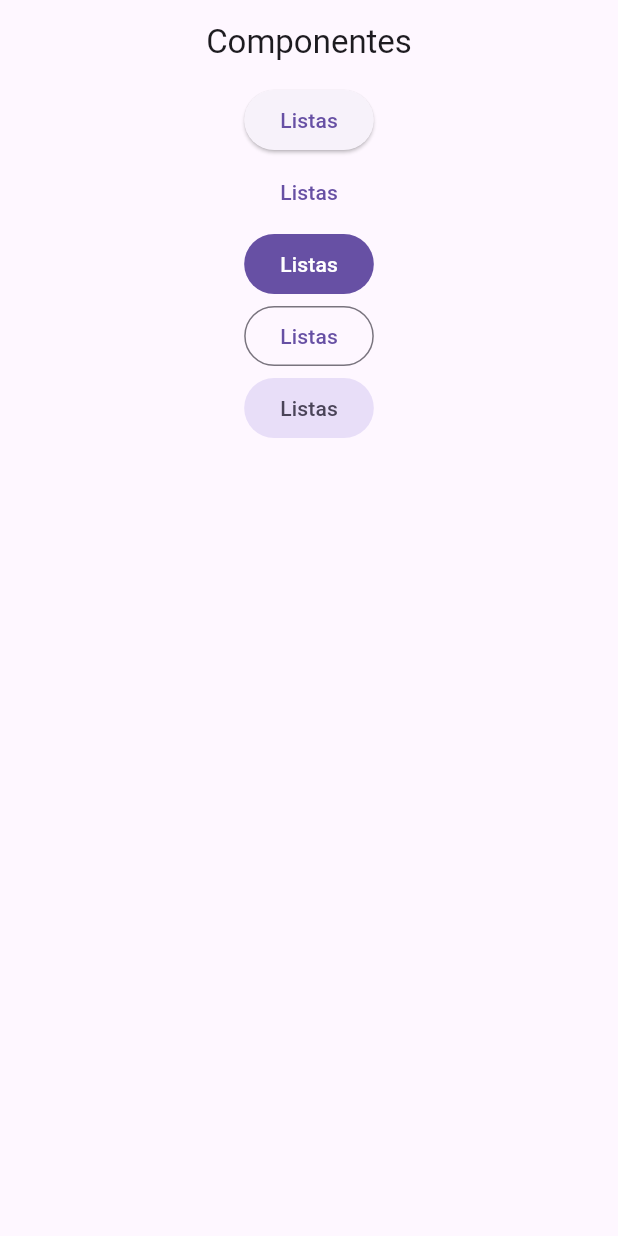
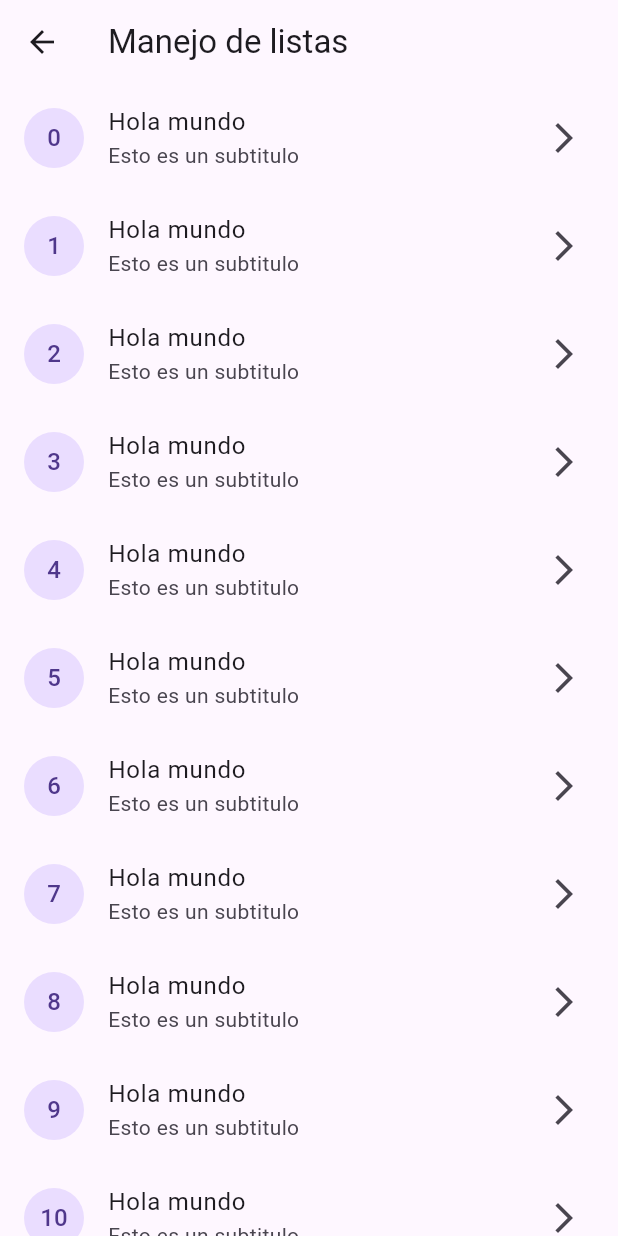
Before and after one commit to jalvarenga-unah/IS-912-II-PAC-2023, a Flutter app: the screen it shows after launch, after a tap on "Listas", on a phone screen of 412 x 824 dp. Run offline on Flutter 3.47's test engine with Material 2 defaults, Android fonts, the phone set to English and light mode, and no system bars.

Commit message:
trabajando en el app de componentes

```diff
--- a/proyectos-flutter/componentes/lib/home_page.dart
+++ b/proyectos-flutter/componentes/lib/home_page.dart
@@ -14,26 +14,41 @@ class HomePage extends StatelessWidget {
         width: double.infinity,
         child: Column(
           crossAxisAlignment: CrossAxisAlignment.center,
+          // mainAxisAlignment: MainAxisAlignment.spaceBetween,
           children: [
             ElevatedButton(
-              onPressed: () {},
+              onPressed: () {
+                //llamar a la ruta
+                Navigator.pushNamed(context, '/listas');
+              },
               child: Text('Listas'),
+            ),
+            ElevatedButton(
+              onPressed: () {
+                //llamar a la ruta
+                Navigator.pushNamed(context, '/listas-constructor');
+              },
+              child: Text('Listas con constructor'),
             ),
             TextButton(
               onPressed: () {},
-              child: Text('Listas'),
+              child: Text('Imagenes'),
+            ),
+            TextButton(
+              onPressed: () {},
+              child: Text('Imagenes'),
             ),
             FilledButton(
               onPressed: () {},
-              child: Text('Listas'),
+              child: Text('Inputs'),
             ),
             OutlinedButton(
               onPressed: () {},
-              child: Text('Listas'),
+              child: Text('Peticiones'),
             ),
             FilledButton.tonal(
               onPressed: () {},
-              child: Text('Listas'),
+              child: Text('Manejo de estado'),
             ),
           ],
         ),
--- /dev/null
+++ b/proyectos-flutter/componentes/lib/listas_page.dart
@@ -0,0 +1,33 @@
+import 'package:flutter/material.dart';
+
+class ListasPage extends StatelessWidget {
+  const ListasPage({super.key});
+
+  @override
+  Widget build(BuildContext context) {
+    return Scaffold(
+      appBar: AppBar(
+        title: const Text('Manejo de listas'),
+      ),
+      body: ListView(
+        children: getItems(),
+      ),
+    );
+  }
+
+  List<Widget> getItems() {
+    final List<Widget> items = [];
+
+    for (int i = 0; i < 20; i++) {
+      items.add(ListTile(
+        title: const Text('Hola mundo'),
+        subtitle: const Text('Esto es un subtitulo'),
+        leading: CircleAvatar(child: Text('$i')),
+        trailing: const Icon(Icons.arrow_forward_ios),
+        onTap: () {},
+      ));
+    }
+
+    return items;
+  }
+}
--- a/proyectos-flutter/componentes/lib/main.dart
+++ b/proyectos-flutter/componentes/lib/main.dart
@@ -1,4 +1,6 @@
 import 'package:componentes/home_page.dart';
+import 'package:componentes/listas_page.dart';
+import 'package:componentes/listas_page_constructor.dart';
 import 'package:flutter/material.dart';
 
 void main() => runApp(const MyApp());
@@ -11,7 +13,13 @@ class MyApp extends StatelessWidget {
     return MaterialApp(
       title: 'Material App',
       theme: ThemeData(useMaterial3: true),
-      home: const HomePage(),
+      // home: const HomePage(),
+      initialRoute: '/',
+      routes: {
+        '/': (context) => const HomePage(),
+        '/listas': (context) => const ListasPage(),
+        '/listas-constructor': (context) => const ListasPageConstructor(),
+      },
     );
   }
 }
```
Also changed, not shown: proyectos-flutter/componentes/lib/listas_page_constructor.dart (added, +37 -0 lines).
